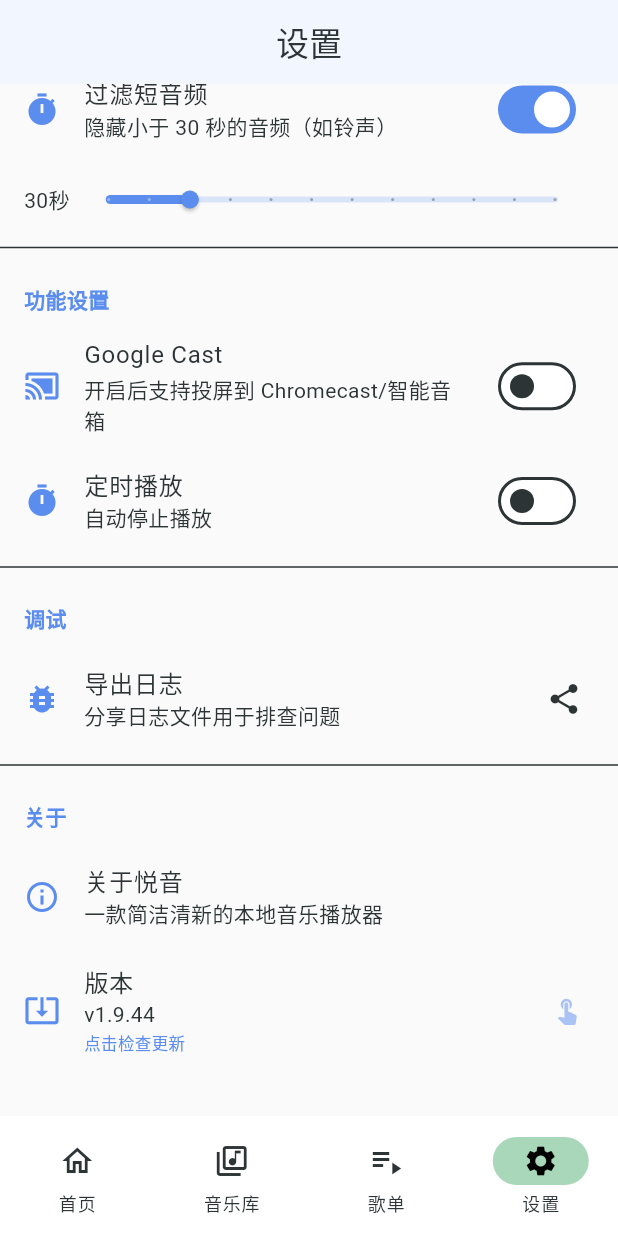
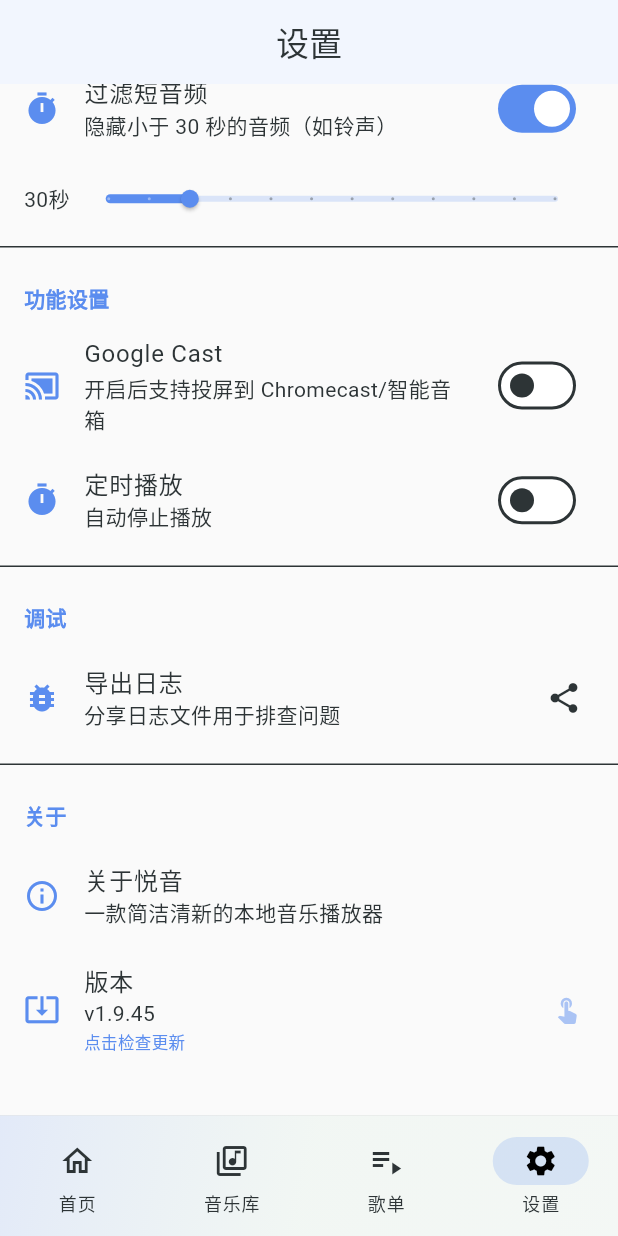
Before and after one commit to monkey-wenjun/melody_player, a Flutter app: the screen it shows after launch, item 4 of the bottom bar chosen, scrolled down 397 dp, on a phone screen of 412 x 824 dp. Run offline on Flutter 3.47's test engine with Material 3 defaults, Android fonts, the phone set to English and light mode, and no system bars; our stand-ins replace audio_service, audio_video_progress_bar, equatable, flutter_slidable, get_it, just_audio and 5 more; missing offline and left inert: audio_session; network calls fail; statements that could not run were skipped.

Commit message:
v1.9.45: 底部导航栏添加渐变色和毛玻璃透明效果

```diff
--- a/lib/screens/home/home_screen.dart
+++ b/lib/screens/home/home_screen.dart
@@ -1,4 +1,5 @@
 import 'package:flutter/material.dart';
+import 'dart:ui';
 import 'package:provider/provider.dart';
 import '../../providers/player_provider.dart';
 import '../../providers/library_provider.dart';
@@ -112,9 +113,34 @@ class _HomeScreenState extends State<HomeScreen> {
           ),
         ],
       ),
-      bottomNavigationBar: NavigationBar(
+      bottomNavigationBar: ClipRRect(
+        child: BackdropFilter(
+          filter: ImageFilter.blur(sigmaX: 20, sigmaY: 20),
+          child: Container(
+            decoration: BoxDecoration(
+              gradient: LinearGradient(
+                begin: Alignment.topLeft,
+                end: Alignment.bottomRight,
+                colors: [
+                  Theme.of(context).colorScheme.primary.withOpacity(0.15),
+                  Theme.of(context).colorScheme.secondary.withOpacity(0.10),
+                  Theme.of(context).colorScheme.tertiary.withOpacity(0.08),
+                ],
+              ),
+              border: Border(
+                top: BorderSide(
+                  color: Theme.of(context).colorScheme.outline.withOpacity(0.1),
+                  width: 0.5,
+                ),
+              ),
+            ),
+            child: NavigationBar(
               selectedIndex: _currentIndex,
               onDestinationSelected: _onTabChanged,
+              backgroundColor: Colors.transparent,
+              elevation: 0,
+              surfaceTintColor: Colors.transparent,
+              indicatorColor: Theme.of(context).colorScheme.primary.withOpacity(0.2),
               destinations: const [
                 NavigationDestination(
                   icon: Icon(Icons.home_outlined),
@@ -137,6 +163,9 @@ class _HomeScreenState extends State<HomeScreen> {
                   label: '设置',
                 ),
               ],
+            ),
+          ),
+        ),
       ),
     );
   }
--- a/lib/utils/constants.dart
+++ b/lib/utils/constants.dart
@@ -1,6 +1,6 @@
 class AppConstants {
   static const String appName = '悦音';
-  static const String appVersion = '1.9.44';
+  static const String appVersion = '1.9.45';
   static const String appDescription = '一款简洁清新的本地音乐播放器';
   static const String defaultAlbumArt = 'assets/images/default_album_art.png';
   static const Duration animationDuration = Duration(milliseconds: 300);
--- a/pubspec.yaml
+++ b/pubspec.yaml
@@ -1,7 +1,7 @@
 name: melody_player
 description: "A beautiful and lightweight music player for Android"
 publish_to: 'none'
-version: 1.9.44+70
+version: 1.9.45+71
 
 environment:
   sdk: ^3.5.4
```
Also changed, not shown: 1 other file. Lines whose indentation alone changed are shown as unchanged.
